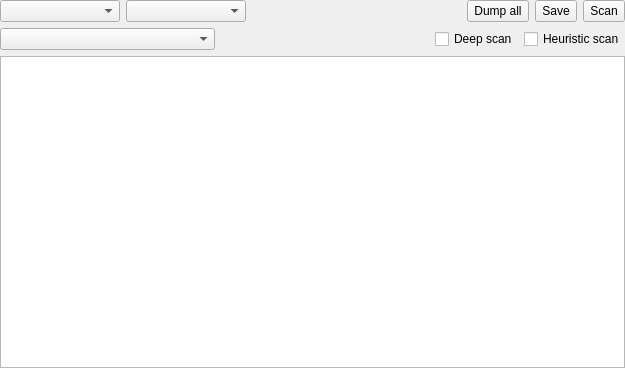
Before: the Qt Designer form xextractorwidget.ui in horsicq/XExtractorWidget, drawn with Qt 5.
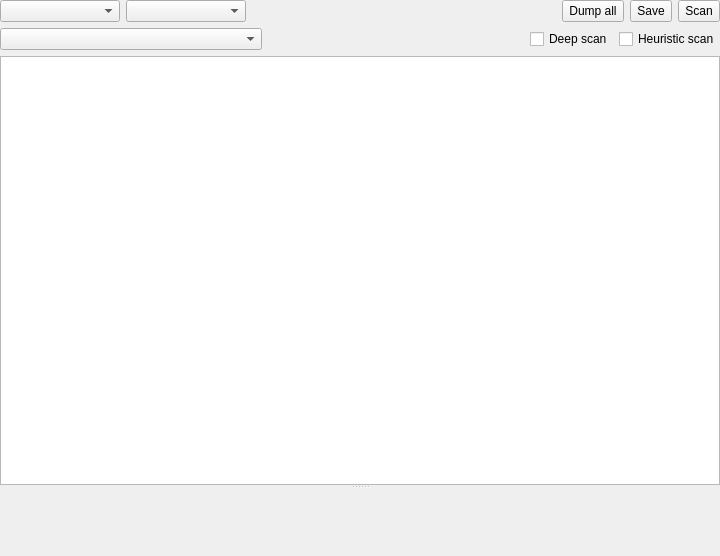
After: the same form once the commit is applied. Custom widgets are drawn as their Qt base class.

The edit to the form file:
```diff
--- a/xextractorwidget.ui
+++ b/xextractorwidget.ui
@@ -6,8 +6,8 @@
    <rect>
     <x>0</x>
     <y>0</y>
-    <width>625</width>
-    <height>368</height>
+    <width>720</width>
+    <height>556</height>
    </rect>
   </property>
   <property name="windowTitle">
@@ -175,6 +175,10 @@
     </layout>
    </item>
    <item>
+    <widget class="QSplitter" name="splitter">
+     <property name="orientation">
+      <enum>Qt::Orientation::Vertical</enum>
+     </property>
     <widget class="XTableView" name="tableViewResult">
      <property name="contextMenuPolicy">
       <enum>Qt::CustomContextMenu</enum>
@@ -210,6 +214,15 @@
       <bool>false</bool>
      </attribute>
     </widget>
+     <widget class="XHexView" name="widgetHex" native="true">
+      <property name="sizePolicy">
+       <sizepolicy hsizetype="Expanding" vsizetype="Expanding">
+        <horstretch>0</horstretch>
+        <verstretch>0</verstretch>
+       </sizepolicy>
+      </property>
+     </widget>
+    </widget>
    </item>
   </layout>
  </widget>
@@ -224,6 +237,12 @@
    <extends>QTableView</extends>
    <header>xtableview.h</header>
   </customwidget>
+  <customwidget>
+   <class>XHexView</class>
+   <extends>QWidget</extends>
+   <header>xhexview.h</header>
+   <container>1</container>
+  </customwidget>
  </customwidgets>
  <resources/>
  <connections/>
```
Left out of the diff: 22 changed lines with no effect on the pictures. Lines whose indentation alone changed are shown as unchanged.
